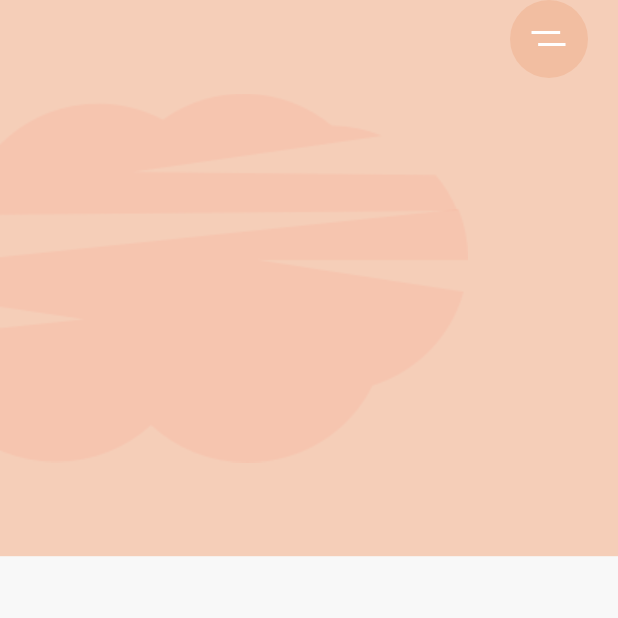
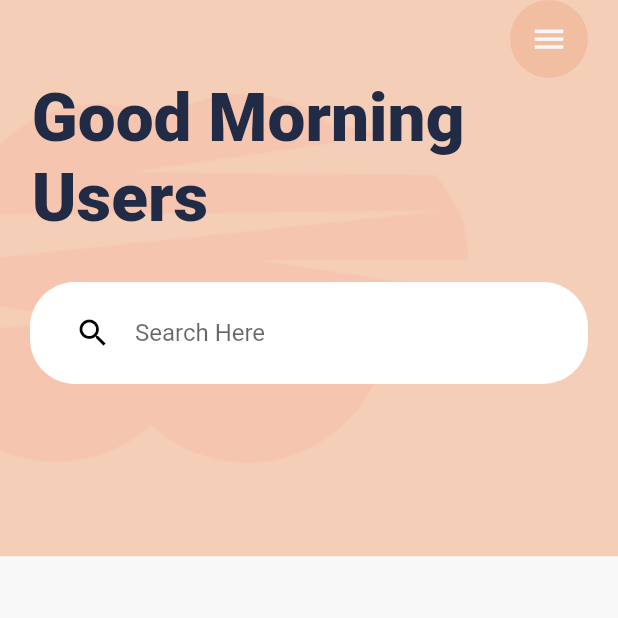
Before and after one commit to mdmanik74/Daily_Exercises_Flutter, a Flutter app: the screen it shows after launch, on a phone screen of 412 x 824 dp, the top half of it. Run offline on Flutter 3.47's test engine with Material 2 defaults, Android fonts, the phone set to English and light mode, and no system bars.

Commit message:
top side Desgin

```diff
--- a/lib/main.dart
+++ b/lib/main.dart
@@ -1,6 +1,4 @@
 import 'package:flutter/material.dart';
-import 'package:flutter_svg/flutter_svg.dart';
-
 import 'constants.dart';
 
 void main() {
@@ -58,7 +56,29 @@ class HomeScreen extends StatelessWidget {
                   color: Color(0xFFF2BEA1),
                   shape: BoxShape.circle,
                 ),
-                  child: SvgPicture.asset("assets/icons/menu.svg")),
+                child: const Icon(
+                  Icons.menu,
+                  size: 25,
+                  color: kBackgroundColor,
+                ),
+              ),
+            ),
+            Padding(
+              padding: const EdgeInsets.only(right:70),
+              child: Text(
+                "Good Morning \nUsers", textAlign: TextAlign.start,
+                style: Theme.of(context)
+                    .textTheme
+                    .displaySmall!
+                    .copyWith(fontWeight: FontWeight.w900),
+              ),
+            ),
+            Container(
+              margin: const EdgeInsets.symmetric(vertical: 30),
+              padding: const EdgeInsets.symmetric(horizontal: 30, vertical: 10),
+              decoration: BoxDecoration(
+                  color: Colors.white, borderRadius: BorderRadius.circular(30)),
+              child: const TextField(decoration: InputDecoration(hintText: 'Search Here',border: InputBorder.none,icon: Icon(Icons.search,color: Colors.black,)),),
             )
           ]),
         ))
--- a/pubspec.yaml
+++ b/pubspec.yaml
@@ -34,7 +34,6 @@ dependencies:
   # The following adds the Cupertino Icons font to your application.
   # Use with the CupertinoIcons class for iOS style icons.
   cupertino_icons: ^1.0.2
-  flutter_svg: ^0.17.4
 
 dev_dependencies:
   flutter_test:
```
Also changed, not shown: pubspec.lock, 1 other file. Lines whose indentation alone changed are shown as unchanged.
